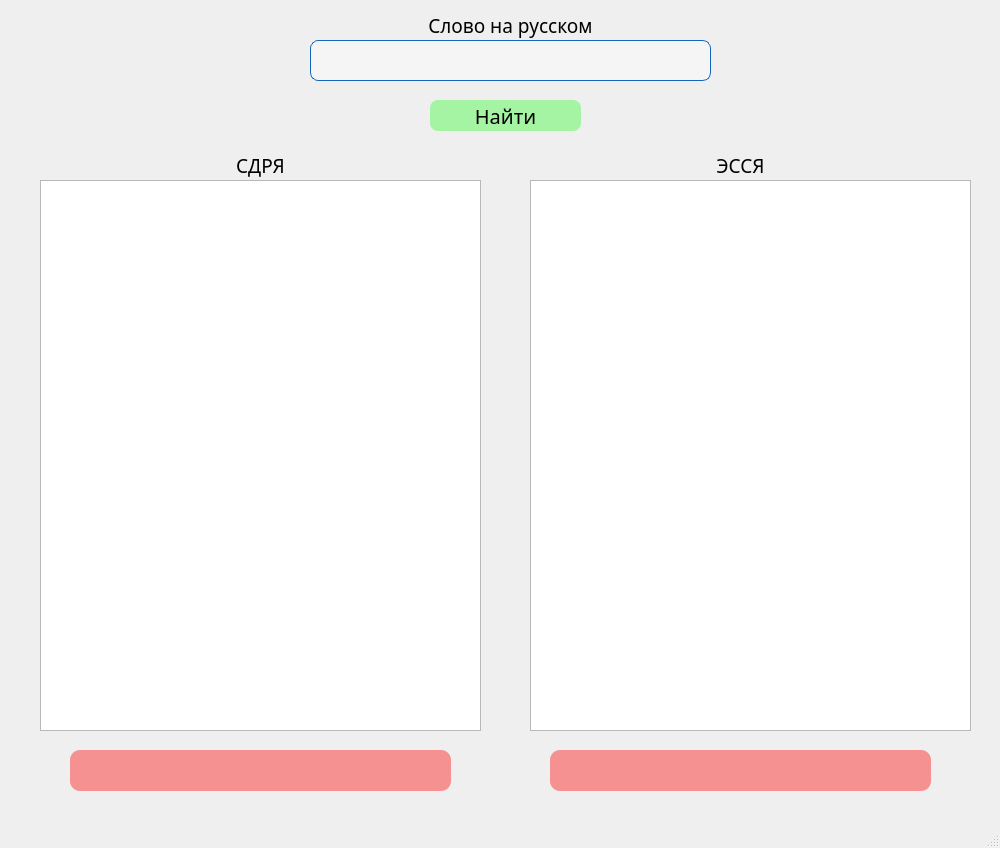
Before: the Qt Designer form design/main.ui in yxngxr1/Dictionary, drawn with Qt 5.
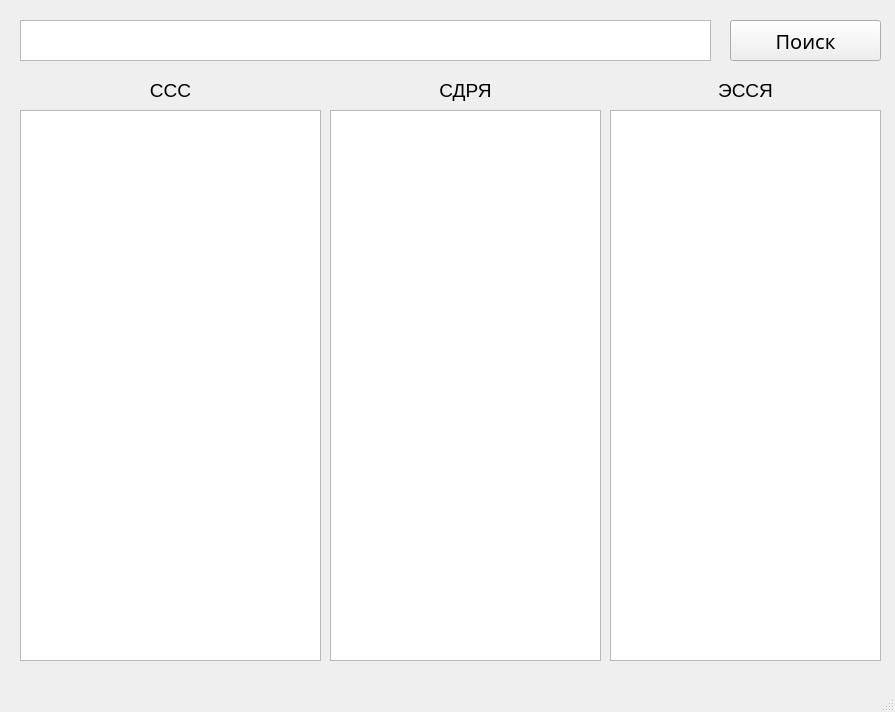
After: the same form once the commit is applied.

```diff
--- a/design/main.ui
+++ b/design/main.ui
@@ -6,8 +6,8 @@
    <rect>
     <x>0</x>
     <y>0</y>
-    <width>1000</width>
-    <height>848</height>
+    <width>895</width>
+    <height>712</height>
    </rect>
   </property>
   <property name="font">
@@ -26,9 +26,9 @@
    <widget class="QTextEdit" name="word">
     <property name="geometry">
      <rect>
-      <x>310</x>
-      <y>40</y>
-      <width>401</width>
+      <x>20</x>
+      <y>20</y>
+      <width>691</width>
       <height>41</height>
      </rect>
     </property>
@@ -38,36 +38,15 @@
      </font>
     </property>
     <property name="styleSheet">
-     <string notr="true">background-color: rgba(255,255,255,100);border: 1px solid #1565C0;border-radius: 8px;</string>
-    </property>
-   </widget>
-   <widget class="QLabel" name="label">
-    <property name="geometry">
-     <rect>
-      <x>310</x>
-      <y>10</y>
-      <width>401</width>
-      <height>31</height>
-     </rect>
-    </property>
-    <property name="font">
-     <font>
-      <pointsize>14</pointsize>
-     </font>
-    </property>
-    <property name="text">
-     <string>Слово на русском</string>
-    </property>
-    <property name="alignment">
-     <set>Qt::AlignCenter</set>
+     <string notr="true"/>
     </property>
    </widget>
    <widget class="QTableWidget" name="tableWidget_1">
     <property name="geometry">
      <rect>
-      <x>40</x>
-      <y>180</y>
-      <width>441</width>
+      <x>20</x>
+      <y>110</y>
+      <width>301</width>
       <height>551</height>
      </rect>
     </property>
@@ -80,33 +59,12 @@
      <string notr="true"/>
     </property>
    </widget>
-   <widget class="QLabel" name="label_2">
-    <property name="geometry">
-     <rect>
-      <x>40</x>
-      <y>150</y>
-      <width>441</width>
-      <height>31</height>
-     </rect>
-    </property>
-    <property name="font">
-     <font>
-      <pointsize>14</pointsize>
-     </font>
-    </property>
-    <property name="text">
-     <string>СДРЯ</string>
-    </property>
-    <property name="alignment">
-     <set>Qt::AlignCenter</set>
-    </property>
-   </widget>
    <widget class="QTableWidget" name="tableWidget_2">
     <property name="geometry">
      <rect>
-      <x>530</x>
-      <y>180</y>
-      <width>441</width>
+      <x>330</x>
+      <y>110</y>
+      <width>271</width>
       <height>551</height>
      </rect>
     </property>
@@ -119,34 +77,13 @@
      <string notr="true"/>
     </property>
    </widget>
-   <widget class="QLabel" name="label_3">
-    <property name="geometry">
-     <rect>
-      <x>520</x>
-      <y>150</y>
-      <width>441</width>
-      <height>31</height>
-     </rect>
-    </property>
-    <property name="font">
-     <font>
-      <pointsize>14</pointsize>
-     </font>
-    </property>
-    <property name="text">
-     <string>ЭССЯ</string>
-    </property>
-    <property name="alignment">
-     <set>Qt::AlignCenter</set>
-    </property>
-   </widget>
    <widget class="QPushButton" name="btn_search">
     <property name="geometry">
      <rect>
-      <x>430</x>
-      <y>100</y>
+      <x>730</x>
+      <y>20</y>
       <width>151</width>
-      <height>31</height>
+      <height>41</height>
      </rect>
     </property>
     <property name="font">
@@ -159,10 +96,10 @@
      <cursorShape>PointingHandCursor</cursorShape>
     </property>
     <property name="styleSheet">
-     <string notr="true">background-color:rgba(0, 255, 0, 80);border-radius: 8</string>
+     <string notr="true"/>
     </property>
     <property name="text">
-     <string>Найти</string>
+     <string>Поиск</string>
     </property>
    </widget>
    <widget class="QLabel" name="info">
@@ -171,9 +108,9 @@
     </property>
     <property name="geometry">
      <rect>
-      <x>70</x>
-      <y>750</y>
-      <width>381</width>
+      <x>20</x>
+      <y>70</y>
+      <width>301</width>
       <height>41</height>
      </rect>
     </property>
@@ -184,10 +121,10 @@
      </font>
     </property>
     <property name="styleSheet">
-     <string notr="true">background-color:rgba(255, 0, 0, 100);border-radius: 10</string>
+     <string notr="true"/>
     </property>
     <property name="text">
-     <string/>
+     <string>ССС</string>
     </property>
     <property name="alignment">
      <set>Qt::AlignCenter</set>
@@ -199,9 +136,9 @@
     </property>
     <property name="geometry">
      <rect>
-      <x>550</x>
-      <y>750</y>
-      <width>381</width>
+      <x>330</x>
+      <y>70</y>
+      <width>271</width>
       <height>41</height>
      </rect>
     </property>
@@ -212,15 +149,61 @@
      </font>
     </property>
     <property name="styleSheet">
-     <string notr="true">background-color:rgba(255, 0, 0, 100);border-radius: 10</string>
+     <string notr="true"/>
     </property>
     <property name="text">
-     <string/>
+     <string>СДРЯ</string>
     </property>
     <property name="alignment">
      <set>Qt::AlignCenter</set>
     </property>
    </widget>
+   <widget class="QLabel" name="info_3">
+    <property name="enabled">
+     <bool>true</bool>
+    </property>
+    <property name="geometry">
+     <rect>
+      <x>610</x>
+      <y>70</y>
+      <width>271</width>
+      <height>41</height>
+     </rect>
+    </property>
+    <property name="font">
+     <font>
+      <family>Tahoma</family>
+      <pointsize>14</pointsize>
+     </font>
+    </property>
+    <property name="styleSheet">
+     <string notr="true"/>
+    </property>
+    <property name="text">
+     <string>ЭССЯ</string>
+    </property>
+    <property name="alignment">
+     <set>Qt::AlignCenter</set>
+    </property>
+   </widget>
+   <widget class="QTableWidget" name="tableWidget_3">
+    <property name="geometry">
+     <rect>
+      <x>610</x>
+      <y>110</y>
+      <width>271</width>
+      <height>551</height>
+     </rect>
+    </property>
+    <property name="font">
+     <font>
+      <pointsize>14</pointsize>
+     </font>
+    </property>
+    <property name="styleSheet">
+     <string notr="true"/>
+    </property>
+   </widget>
   </widget>
   <widget class="QMenuBar" name="menubar">
    <property name="geometry">
```
Left out of the diff: 6 changed lines with no effect on the pictures.
